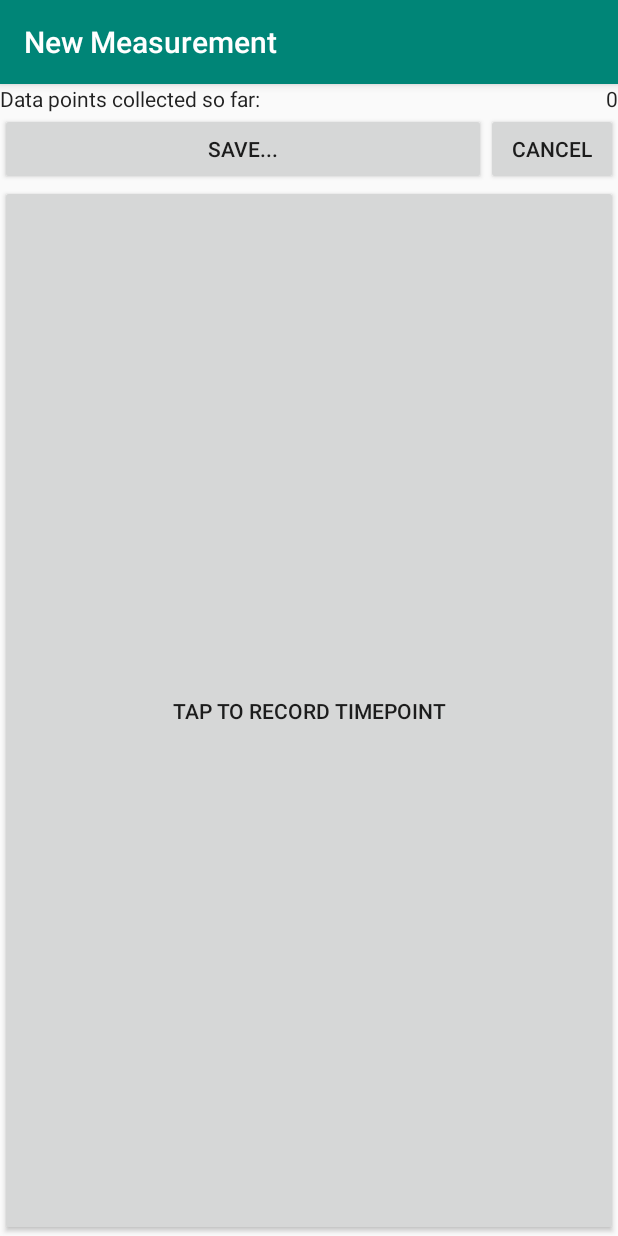
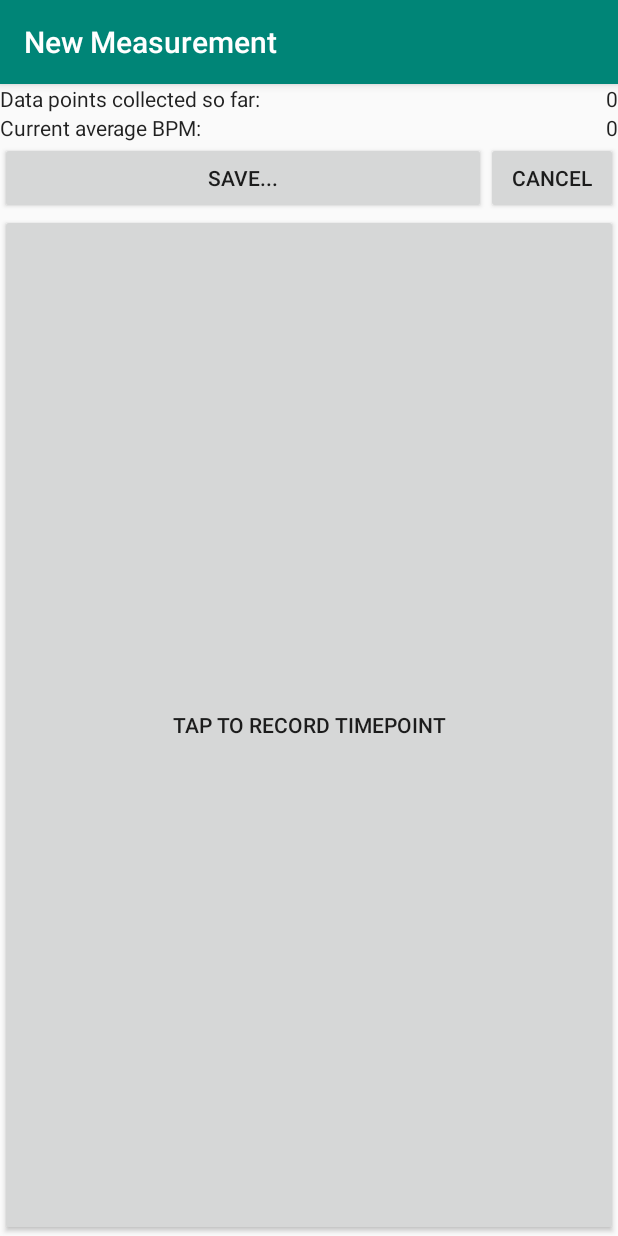
Before and after one commit to blizzard4591/TouchCounter, an Android app: the MeasurementActivity screen opened directly, with no data from a screen before it, on a phone screen of 412 x 824 dp. Run offline under Robolectric (Android 15) with nearby library versions, the phone set to English and light mode, and no system bars.

Commit message:
Implemented a simple sliding average view of current BPM.

```diff
--- a/app/src/main/res/layout/activity_measurement.xml
+++ b/app/src/main/res/layout/activity_measurement.xml
@@ -13,20 +13,42 @@
         android:orientation="vertical">
 
         <LinearLayout
+        android:layout_width="match_parent"
+        android:layout_height="wrap_content"
+        android:orientation="horizontal">
+
+        <TextView
+            android:id="@+id/textNumDataPoints"
+            android:layout_width="wrap_content"
+            android:layout_height="wrap_content"
+            android:layout_weight="1"
+            android:text="@string/activity_measurement_text_numDataPointsCollected"
+            android:textAppearance="@style/TextAppearance.AppCompat.Body1" />
+
+        <TextView
+            android:id="@+id/textNumDataPointsValue"
+            android:layout_width="80dp"
+            android:layout_height="wrap_content"
+            android:gravity="right"
+            android:text="0"
+            android:textAppearance="@style/TextAppearance.AppCompat.Body1" />
+    </LinearLayout>
+
+        <LinearLayout
             android:layout_width="match_parent"
             android:layout_height="wrap_content"
             android:orientation="horizontal">
 
             <TextView
-                android:id="@+id/textNumDataPoints"
+                android:id="@+id/textAvgBpm"
                 android:layout_width="wrap_content"
                 android:layout_height="wrap_content"
                 android:layout_weight="1"
-                android:text="@string/activity_measurement_text_numDataPointsCollected"
+                android:text="@string/activity_measurement_text_avgBpm"
                 android:textAppearance="@style/TextAppearance.AppCompat.Body1" />
 
             <TextView
-                android:id="@+id/textNumDataPointsValue"
+                android:id="@+id/textAvgBpmValue"
                 android:layout_width="80dp"
                 android:layout_height="wrap_content"
                 android:gravity="right"
--- a/app/src/main/res/values/strings.xml
+++ b/app/src/main/res/values/strings.xml
@@ -8,6 +8,7 @@
     <string name="activity_measurement_button_cancel">Cancel</string>
     <string name="activity_measurement_button_measure">Tap to record timepoint</string>
     <string name="activity_measurement_text_numDataPointsCollected">Data points collected so far:</string>
+    <string name="activity_measurement_text_avgBpm">Current average BPM:</string>
     <string name="activity_measurement_dialog_cancel_title">Discarding Measurement</string>
     <string name="activity_measurement_dialog_cancel_text">Are you sure that you want to cancel and forget this measurement?</string>
     <string name="activity_measurement_dialog_cancel_yes">Yes</string>
```
Also changed, not shown: app/src/main/java/de/giovio/touchcounter/MeasurementActivity.java (+39 -0 lines).
